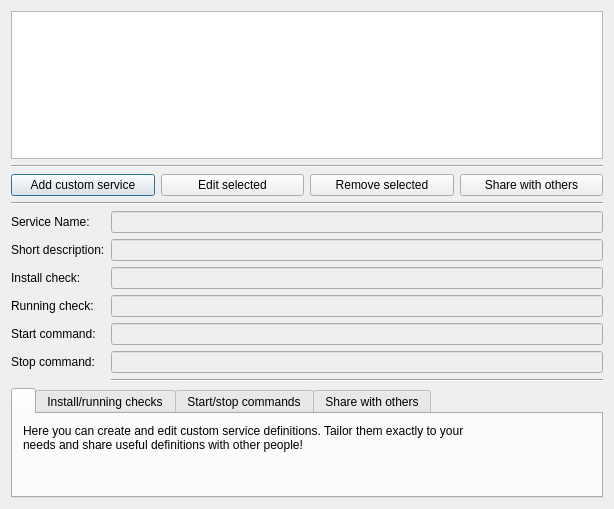
The window that contents/code/dialogs/Custom.ui (mbleichner/service-monitor) describes before a commit, drawn with Qt 5.
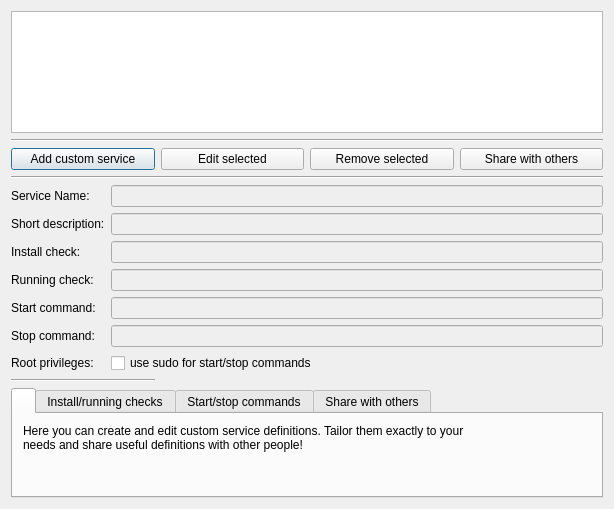
The same window after the commit. Icons and pictures are not drawn.

Commit message: added sudo support for custom services, added sudo info on services page

Patch:
```diff
--- a/contents/code/dialogs/Custom.ui
+++ b/contents/code/dialogs/Custom.ui
@@ -218,16 +218,23 @@
        </property>
       </widget>
      </item>
+     <item row="6" column="0">
+      <widget class="QLabel" name="sudoLabel">
+       <property name="text">
+        <string>Root privileges:</string>
+       </property>
+      </widget>
+     </item>
      <item row="6" column="1">
-      <widget class="Line" name="line">
-       <property name="orientation">
-        <enum>Qt::Horizontal</enum>
+      <widget class="QCheckBox" name="sudoCheckbox">
+       <property name="text">
+        <string>use sudo for start/stop commands</string>
        </property>
       </widget>
      </item>
     </layout>
    </item>
-   <item row="4" column="0" colspan="4">
+   <item row="5" column="0" colspan="4">
     <widget class="QTabWidget" name="helpTabWidget">
      <property name="sizePolicy">
       <sizepolicy hsizetype="Expanding" vsizetype="Minimum">
@@ -364,6 +371,13 @@
      </widget>
     </widget>
    </item>
+   <item row="4" column="0">
+    <widget class="Line" name="line">
+     <property name="orientation">
+      <enum>Qt::Horizontal</enum>
+     </property>
+    </widget>
+   </item>
   </layout>
  </widget>
  <resources>
```
The commit also changes 3 other files.
